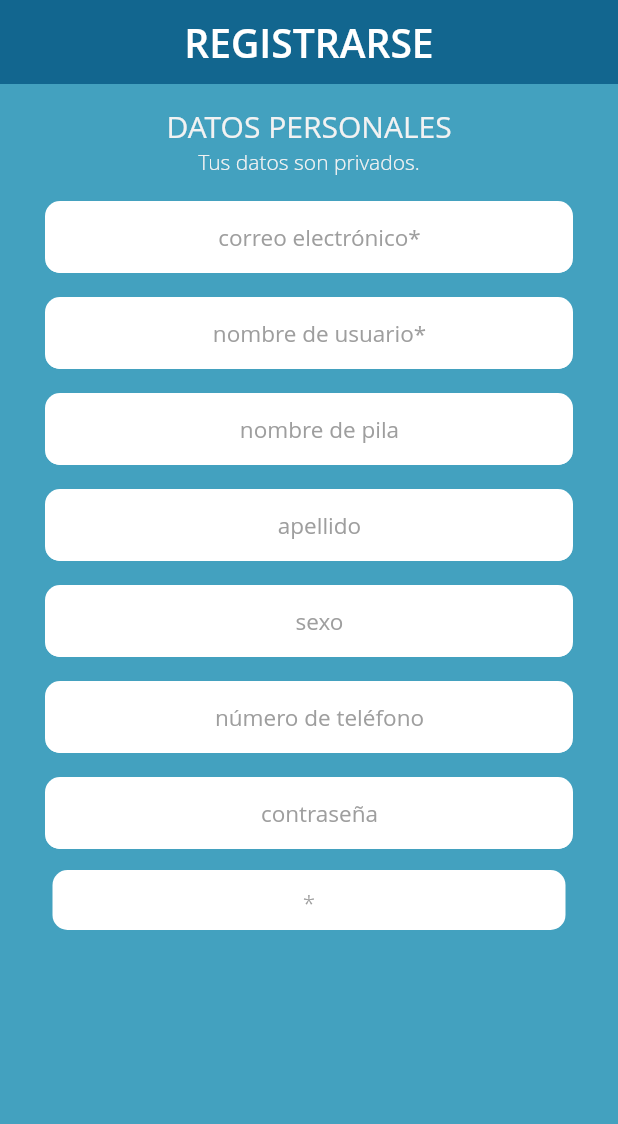
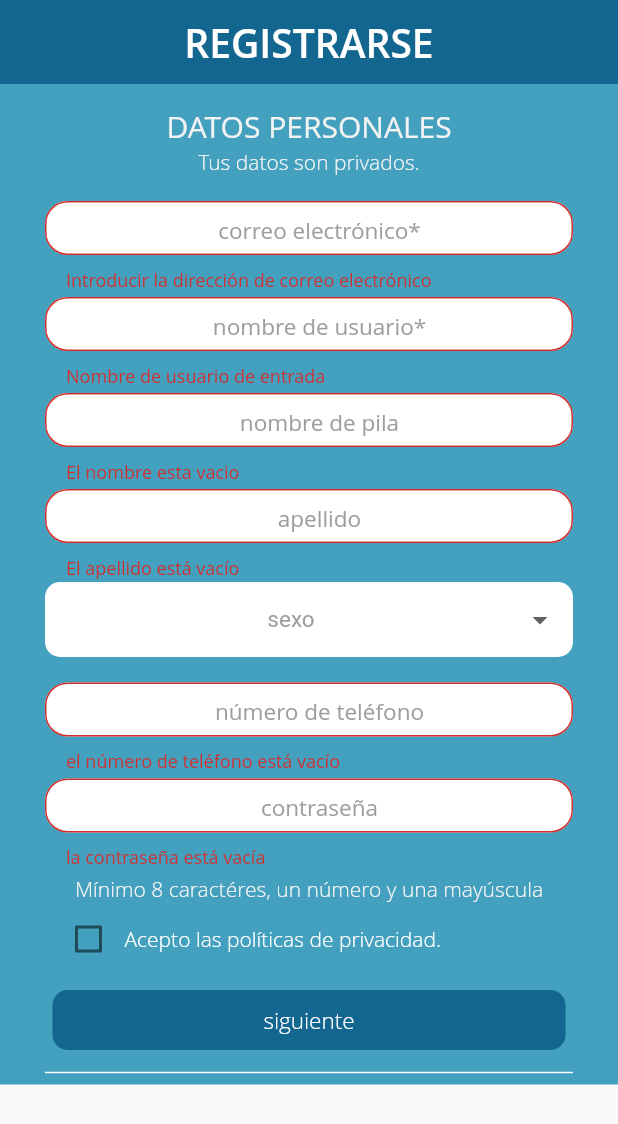
Before and after one commit to benjaminykim/cibic-mobile, a Flutter app: the EmailPasswordSignInForm screen opened directly, on a phone screen of 412 x 824 dp. Shown: the top 1124 px of the screen. Run offline on Flutter 3.47's test engine with Material 2 defaults, Android fonts, the phone set to English and light mode, and no system bars; our stand-ins replace flutter_redux, flutter_secure_storage, redux, redux_thunk; accounts and stored records are empty; generated files the repository leaves out were written again; project files that could hold a hidden picture were left out.

Commit message:
major changes in new page

```diff
--- a/lib/src/onboard/register2.dart
+++ b/lib/src/onboard/register2.dart
@@ -15,8 +15,8 @@ class EmailPasswordSignInForm extends StatefulWidget {
 class _EmailPasswordSignInFormState extends State<EmailPasswordSignInForm> {
   final FocusScopeNode _node = FocusScopeNode();
   final GlobalKey<FormState> _formKey = GlobalKey<FormState>();
-  String username, email, firstname, surname, sex, telephone, password;
-
+  String username, email, firstname, surname, sex, _value, telephone, password;
+  bool privacy;
   @override
   initState() {
     super.initState();
@@ -27,6 +27,7 @@ class _EmailPasswordSignInFormState extends State<EmailPasswordSignInForm> {
     sex = "";
     telephone = "";
     password = "";
+    privacy = false;
   }
 
   @override
@@ -35,10 +36,39 @@ class _EmailPasswordSignInFormState extends State<EmailPasswordSignInForm> {
     super.dispose();
   }
 
-  Container textFieldInput({String title, String value}) {
+  Widget createPrivacyCheck() {
+    return Container(
+      margin: EdgeInsets.only(left: 35),
+      child: Row(
+        mainAxisAlignment: MainAxisAlignment.start,
+        children: <Widget>[
+          Checkbox(
+            value: privacy,
+            onChanged: (value) {
+              setState(() {
+                this.privacy = value;
+                // this.isSubmitable = computeSubmitable();
+              });
+            },
+          ),
+          Text(
+            "Acepto las políticas de privacidad.",
+            style: TextStyle(
+              fontSize: 14,
+              color: Colors.white,
+              fontWeight: FontWeight.w200,
+            ),
+          ),
+        ],
+      ),
+    );
+  }
+
+  Container textFieldInput({String title, String input}) {
     // for validation
     String _validator(String value) {
       // email validation
+
       if (title == "correo electrónico*") {
         if (value.isEmpty) {
           // The form is empty
@@ -108,7 +138,7 @@ class _EmailPasswordSignInFormState extends State<EmailPasswordSignInForm> {
         return "Error";
       }
       // phone number
-      else if (title == "numerii de telefono") {
+      else if (title == "número de teléfono") {
         String p = "[0-9]{9}";
 
         RegExp regExp = RegExp(p);
@@ -122,7 +152,7 @@ class _EmailPasswordSignInFormState extends State<EmailPasswordSignInForm> {
         }
       }
       // password
-      else if (title == "contrasena") {
+      else if (title == "contraseña") {
         if (value.trim().isEmpty) {
           return "la contraseña está vacía";
         }
@@ -147,12 +177,21 @@ class _EmailPasswordSignInFormState extends State<EmailPasswordSignInForm> {
         vertical: 0,
       ),
       child: TextFormField(
-        // autovalidate: true,
+        obscureText: (title == "contraseña"),
+        onEditingComplete: (title != "contraseña") ? _node.nextFocus : null,
+        textInputAction: (title == "contraseña")
+            ? TextInputAction.done
+            : TextInputAction.next,
         textAlign: TextAlign.center,
-        // autovalidate: true,
-        // validator: _validator,
+        autovalidate: true,
+        validator: _validator,
 
-        onChanged: (value) {},
+        onChanged: (value) {
+          (title == "nombre de pila" || title == "apellido")
+              ? value = value.toUpperCase()
+              : value = value;
+          input = value.trim();
+        },
         // onSaved: (val) => username = val,
         decoration: InputDecoration(
           alignLabelWithHint: true,
@@ -244,147 +283,146 @@ class _EmailPasswordSignInFormState extends State<EmailPasswordSignInForm> {
 
                     textFieldInput(
                       title: "correo electrónico*",
+                      input: email,
                     ),
                     textFieldInput(
                       title: "nombre de usuario*",
+                      input: username,
                     ),
                     textFieldInput(
                       title: "nombre de pila",
+                      input: firstname,
                     ),
                     textFieldInput(
                       title: "apellido",
+                      input: surname,
                     ),
-                    textFieldInput(
-                      title: "sexo",
+
+                    Container(
+                      height: 50,
+                      margin: EdgeInsets.fromLTRB(30, 0, 30, 15),
+
+                      padding: EdgeInsets.symmetric(
+                        horizontal: 10,
+                        vertical: 0,
+                      ),
+                      // alignment: Alignment.center,
+                      decoration: REGISTER_INPUT_DEC,
+                      // BoxDecoration(color: Colors.white),
+                      child: DropdownButtonHideUnderline(
+                        child: DropdownButton<String>(
+                          isDense: true,
+                          isExpanded: true,
+
+                          // autofocus: true,
+                          style: TextStyle(
+                            fontSize: 15,
+                            color: Colors.black,
+                          ),
+                          items: [
+                            DropdownMenuItem(
+                              value: "1",
+                              child: Center(
+                                child: Text(
+                                  "Masculina",
+                                ),
+                              ),
+                            ),
+                            DropdownMenuItem(
+                              value: "2",
+                              child: Center(
+                                child: Text(
+                                  "Hembra",
+                                ),
+                              ),
+                            ),
+                            DropdownMenuItem(
+                              value: "3",
+                              child: Center(
+                                child: Text(
+                                  "Otro",
+                                ),
+                              ),
+                            ),
+                          ],
+                          onChanged: (value) {
+                            setState(() {
+                              _value = value;
+                              if (_value == "1") {
+                                sex = "Male";
+                              } else if (_value == "2") {
+                                sex = "Female";
+                              } else {
+                                sex = "Others";
+                              }
+                            });
+                          },
+                          value: _value,
+                          hint: Center(
+                            child: Text(
+                              "sexo",
+                              style: TextStyle(
+                                fontSize: 15,
+                                color: Colors.grey,
+                              ),
+                            ),
+                          ),
+                        ),
+                      ),
                     ),
+
                     textFieldInput(
                       title: "número de teléfono",
+                      input: telephone,
                     ),
                     textFieldInput(
                       title: "contraseña",
+                      input: telephone,
                     ),
 
-                    //TODO This is where all the changes ends
-
-                    Container(
-                        height: 40,
-                        decoration: REGISTER_INPUT_DEC,
-                        alignment: Alignment.center,
-                        margin: EdgeInsets.fromLTRB(35, 0, 35, 7),
-                        child: Center(
-                            child: TextFormField(
-                          onEditingComplete: _node.nextFocus,
-                          textInputAction: TextInputAction.next,
-
-                          // focusNode: myFocusNode,
-                          validator: (value) {
-                            if (value.length < 10) {
-                              return "Username is empty";
-                            } else {
-                              return null;
-                            }
-                          },
-                          // controller: ctlr,
-                          textAlign: TextAlign.center,
-                          decoration: InputDecoration(
-                            border: InputBorder.none,
-                            hintText: "*",
-                            hintStyle: REGISTER_INPUT_TXT,
-                          ),
-                          // autofocus: true,
-                          // enabled: true,
-                          textAlignVertical: TextAlignVertical.center,
-                          keyboardType: TextInputType.emailAddress,
-                          onChanged: (value) {
-                            // setState(() {
-                            //   sex = value;
-                            //   _formKey.currentState.validate();
-                            //   print("OMG");
-                            //   //   this.isSubmitable = computeSubmitable();
-                            // });
-                          },
-                        ))),
-                    // email
-                    SizedBox(
-                      height: 500,
-                    ),
-                    TextFormField(
-                      decoration: InputDecoration(
-                        labelText: 'Email',
-                        hintText: 'john@doe.com',
+                    SizedBox(height: 2),
+                    // PASSWORD RULES
+                    Center(
+                      child: Text(
+                        'Mínimo 8 caractéres, un número y una mayúscula',
+                        style: TextStyle(
+                          fontSize: 14,
+                          fontWeight: FontWeight.w200,
+                        ),
                       ),
-                      validator: (value) {
-                        if (value.length < 10) {
-                          return "Username is empty";
-                        } else {
-                          return null;
-                        }
-                      },
-                      textInputAction: TextInputAction.next,
-                      keyboardType: TextInputType.emailAddress,
-                      // move to the next field
-                      onEditingComplete: _node.nextFocus,
-                    ),
-                    // password
-                    TextFormField(
-                      validator: (value) {
-                        // setState(() {
-                        //   if (value.isEmpty) {
-                        //     return "Password cant be empty";
-                        //   } else
-                        //     return null;
-                        // });
-                      },
-                      decoration: InputDecoration(
-                        labelText: 'Password',
-                      ),
-                      obscureText: true,
-                      textInputAction: TextInputAction.done,
-                      // move to the next field
-                      onEditingComplete: _node.nextFocus,
                     ),
 
-                    // Container(
-                    //     height: 40,
-                    //     decoration: REGISTER_INPUT_DEC,
-                    //     alignment: Alignment.center,
-                    //     margin: EdgeInsets.fromLTRB(35, 0, 35, 7),
-                    //     child: Center(
-                    //         child: TextFormField(
-                    //       onEditingComplete: _node.nextFocus,
-                    //       // textInputAction: TextInputAction.next,
+                    createPrivacyCheck(),
+                    // createSubmitButton("siguiente"),
 
-                    //       // focusNode: myFocusNode,
-                    //       validator: (value) {
-                    //         if (value.length < 10) {
-                    //           return "Username is empty";
-                    //         } else {
-                    //           return null;
-                    //         }
-                    //       },
-                    //       // controller: ctlr,
-                    //       textAlign: TextAlign.center,
-                    //       decoration: InputDecoration(
-                    //         border: InputBorder.none,
-                    //         hintText: "this is an amazoing test *",
-                    //         hintStyle: REGISTER_INPUT_TXT,
-                    //       ),
-                    //       // autofocus: true,
-                    //       // enabled: true,
-                    //       textAlignVertical: TextAlignVertical.center,
-                    //       keyboardType: TextInputType.emailAddress,
-                    //       onSaved: (value) {
-                    //         setState(() {
-                    //           sex = value;
-                    //           print("Saving ");
-                    //           //   this.isSubmitable = computeSubmitable();
-                    //         });
-                    //       },
-                    //     ))),
                     // submit
-                    RaisedButton(
-                      child: Text('Sign In'),
-                      onPressed: () {/* submit code here */},
+                    GestureDetector(
+                      onTap: () {
+                        if (_formKey.currentState.validate() &&
+                            sex != '' &&
+                            privacy) {
+                        } else {}
+                      },
+                      child: Container(
+                        height: 40,
+                        decoration: BoxDecoration(
+                          color: COLOR_SOFT_BLUE,
+                          borderRadius: BorderRadius.circular(10),
+                        ),
+                        alignment: Alignment.center,
+                        margin: EdgeInsets.fromLTRB(35, 10, 35, 7),
+                        child: Text(
+                          "siguiente",
+                          textAlign: TextAlign.center,
+                          style: REGISTER_TXT,
+                        ),
+                      ),
+                    ),
+                    Divider(
+                      indent: 30,
+                      endIndent: 30,
+                      color: Colors.white,
+                      thickness: 1,
                     ),
                   ],
                 ),
@@ -396,89 +434,6 @@ class _EmailPasswordSignInFormState extends State<EmailPasswordSignInForm> {
     );
   }
 }
-
-// class TextFieldInput extends StatelessWidget {
-//   final String title;
-//   const TextFieldInput({
-//     @required this.title,
-//     Key key,
-//   }) : super(key: key);
-
-//   String _validator(String value) {
-//     if (this.title == "correo electrónico*") {
-//       if (value.isEmpty) {
-//         // The form is empty
-//         return "Introducir la dirección de correo electrónico";
-//       }
-
-//       // This is just a regular expression for email addresses
-//       String p = "[a-zA-Z0-9\+\.\_\%\-\+]{1,256}" +
-//           "\\@" +
-//           "[a-zA-Z0-9][a-zA-Z0-9\\-]{0,64}" +
-//           "(" +
-//           "\\." +
-//           "[a-zA-Z0-9][a-zA-Z0-9\\-]{0,25}" +
-//           ")+";
-
-//       RegExp regExp = new RegExp(p);
-//       if (regExp.hasMatch(value)) {
-//         // So, the email is valid
-//         return null;
-//       }
-
-//       // The pattern of the email didn't match the regex above.
-//       return 'Email is not valid';
-//     }
-//     return null;
-//   }
-
-//   @override
-//   Widget build(BuildContext context) {
-//     return Container(
-//       height: 60,
-//       margin: EdgeInsets.symmetric(
-//         vertical: 2,
-//       ),
-//       padding: EdgeInsets.symmetric(
-//         horizontal: 30,
-//         vertical: 0,
-//       ),
-//       child: TextFormField(
-//         // autovalidate: true,
-//         textAlign: TextAlign.center,
-//         // autovalidate: true,
-//         validator: _validator,
-
-//         onChanged: (value) {},
-//         // onSaved: (val) => username = val,
-//         decoration: InputDecoration(
-//           alignLabelWithHint: true,
-//           filled: true,
-//           fillColor: Colors.white,
-//           focusColor: COLOR_DEEP_BLUE,
-//           border: OutlineInputBorder(
-//             borderRadius: BorderRadius.circular(15),
-//           ),
-//           hintText: title,
-//           hintStyle: TextStyle(
-//             fontSize: 15,
-//             color: Colors.grey,
-//           ),
-//           contentPadding:
-//               const EdgeInsets.only(left: 14.0, bottom: 8.0, top: 8.0),
-//           enabledBorder: UnderlineInputBorder(
-//             borderSide: BorderSide(color: Colors.white),
-//             borderRadius: BorderRadius.circular(10),
-//           ),
-//         ),
-
-//         style: TextStyle(
-//           color: Colors.black,
-//         ),
-//       ),
-//     );
-//   }
-// }
 
 class Register2 extends StatefulWidget {
   final storage;
```
Also changed, not shown: pubspec.lock.
